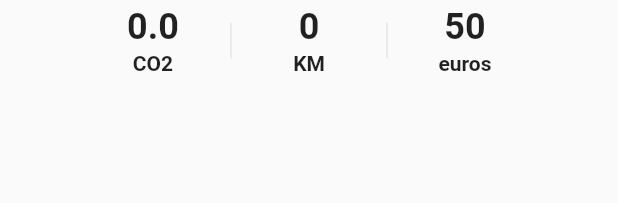
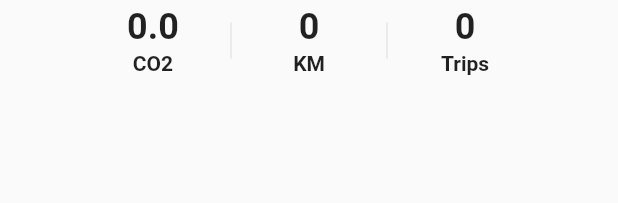
Before and after one commit to marti1999/RFID-bus, a Flutter app: the NumbersWidget widget shown alone on an empty page, opened directly, on a phone screen of 412 x 824 dp. Shown: the top 203 px of the screen. Run offline on Flutter 3.47's test engine with Material 2 defaults, Android fonts, the phone set to English and light mode, and no system bars; our stand-ins replace cloud_firestore, file_picker, firebase_auth, firebase_core, firebase_database, firebase_storage and 10 more; missing offline and left inert: geolocator_android, geolocator_apple; accounts and stored records are empty; network calls fail; project files that could hold a hidden picture were left out.

Commit message:
Adding new attribute to MyUser class and updating required methods. Fixing profile not showing trips

```diff
--- a/rfid_hackaton/lib/models/my_user.dart
+++ b/rfid_hackaton/lib/models/my_user.dart
@@ -8,6 +8,7 @@ class MyUser {
   final String? sex;
   final bool? isDarkMode;
   final String? imagePath;
+  final int? viatges;
 
   MyUser({this.sex,
       this.name,
@@ -17,7 +18,8 @@ class MyUser {
       required this.km,
       this.isDarkMode,
       this.uid,
-      this.imagePath});
+      this.imagePath,
+      this.viatges});
 
   MyUser.fromSnapshot(Map<String, dynamic> snapshot)
       : uid = snapshot['uid'],
@@ -28,5 +30,6 @@ class MyUser {
         km = snapshot['km'],
         isDarkMode = snapshot['isDarkMode'],
         sex = snapshot['sex'],
-        imagePath = snapshot['imagePath'];
+        imagePath = snapshot['imagePath'],
+        viatges = snapshot['viatges'];
 }
--- a/rfid_hackaton/lib/services/database.dart
+++ b/rfid_hackaton/lib/services/database.dart
@@ -20,7 +20,8 @@ class DatabaseService {
       'isDarkMode': false,
       'imagePath': imagePath,
       'sex':sex,
-      'city': city
+      'city': city,
+      'viatges' : 0
       // 'age':15
     });
   }
--- a/rfid_hackaton/lib/views/profile/profile.dart
+++ b/rfid_hackaton/lib/views/profile/profile.dart
@@ -45,7 +45,7 @@ class _ProfilePageState extends State<ProfilePage> {
                     ),
                     const SizedBox(height: 24),
                     buildName(_user),
-                    NumbersWidget(co2: _user.co2saved!, km: _user.km!),
+                    NumbersWidget(co2: _user.co2saved!, km: _user.km!, trips: _user.viatges!,),
                   ],
                 )
             );// your widget
--- a/rfid_hackaton/lib/views/profile/widgets/numbers_widget.dart
+++ b/rfid_hackaton/lib/views/profile/widgets/numbers_widget.dart
@@ -1,9 +1,10 @@
 import 'package:flutter/material.dart';
 
 class NumbersWidget extends StatelessWidget {
-  const NumbersWidget({Key? key, required this.co2, required this.km}) : super(key: key);
+  const NumbersWidget({Key? key, required this.co2, required this.km, required this.trips}) : super(key: key);
   final num km;
   final double co2;
+  final int trips;
 
   @override
   Widget build(BuildContext context) => Row(
@@ -13,7 +14,7 @@ class NumbersWidget extends StatelessWidget {
           buildDivider(),
           buildButton(context, km.toString(), 'KM'),
           buildDivider(),
-          buildButton(context, '50', 'euros'),
+          buildButton(context, trips.toString(), 'Trips'),
         ],
       );
 
```
Also changed, not shown: rfid_hackaton/pubspec.lock.
